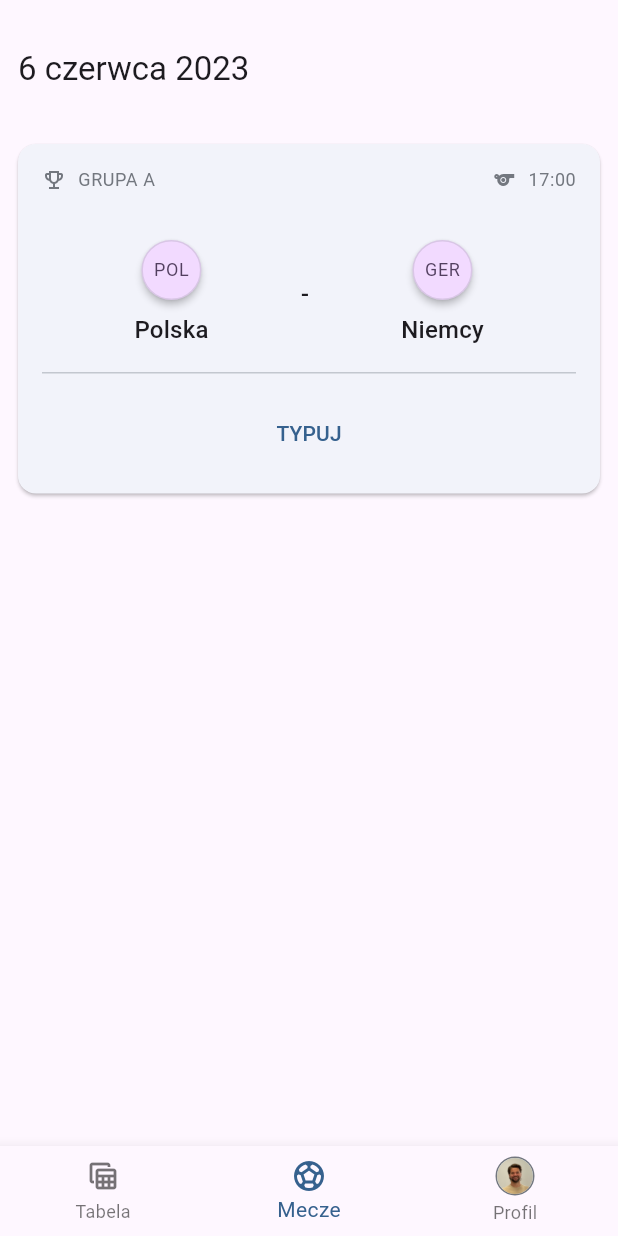
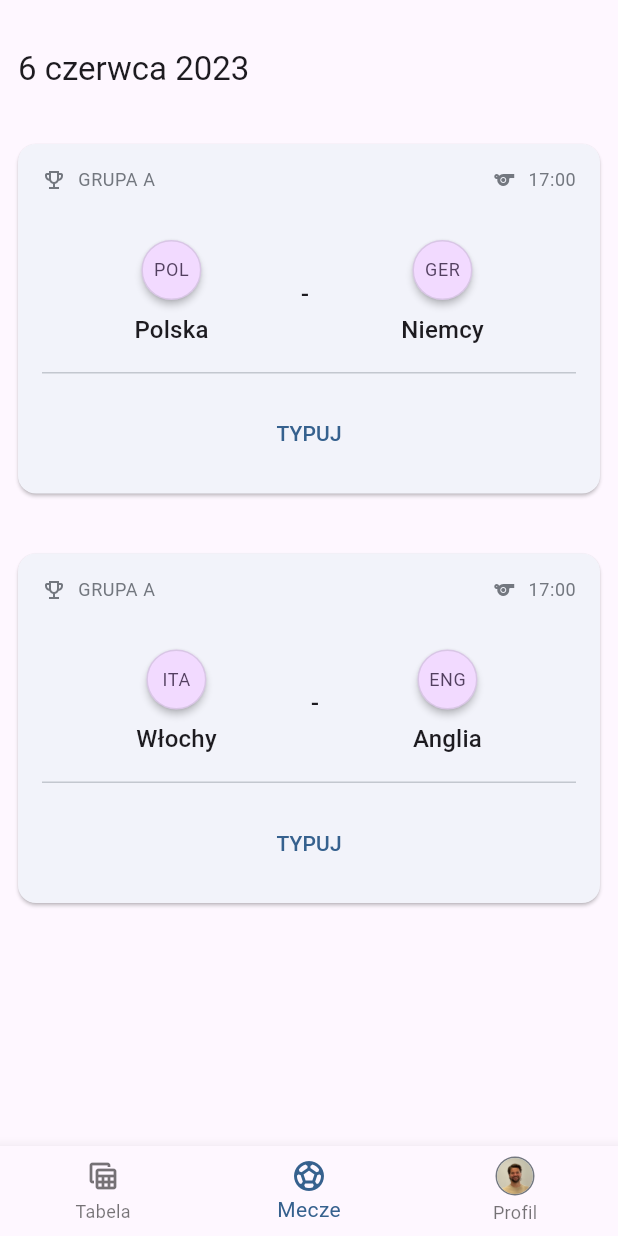
Before and after one commit to krzysztuf/offside, a Flutter app: the screen it shows after launch, item 2 of the bottom bar chosen, on a phone screen of 412 x 824 dp. Run offline on Flutter 3.47's test engine with Material 3 defaults, Android fonts, the light colour scheme and no system bars; our stand-ins replace chopper, flutter_riverpod, freezed_annotation, gap, get_it, go_router and 4 more; generated files the repository leaves out were written again.

Commit message:
Use matches use cases in UI

```diff
--- a/lib/domain/models/match.dart
+++ b/lib/domain/models/match.dart
@@ -16,7 +16,7 @@ class Match with _$Match implements Identifiable {
     MatchResult? result,
   }) = _Match;
 
-  Match._();
+  const Match._();
 
   factory Match.fromJson(Map<String, dynamic> json) => _$MatchFromJson(json);
 
--- a/lib/domain/models/user.dart
+++ b/lib/domain/models/user.dart
@@ -7,7 +7,7 @@ part 'user.g.dart';
 
 @freezed
 class User with _$User implements Identifiable {
-  factory User({
+  const factory User({
     required int id,
     required String name,
     required String surname,
@@ -15,7 +15,7 @@ class User with _$User implements Identifiable {
     String? image,
   }) = _User;
 
-  User._();
+  const User._();
 
   factory User.fromJson(Map<String, dynamic> json) => _$UserFromJson(json);
 
--- a/lib/domain/usecases/matches/get_upcoming_matches.dart
+++ b/lib/domain/usecases/matches/get_upcoming_matches.dart
@@ -4,4 +4,8 @@ class GetUpcomingMatches {
   final Repository<Match> matchesRepository;
 
   GetUpcomingMatches(this.matchesRepository);
+
+  Future<List<Match>> run() {
+    return matchesRepository.all();
+  }
 }
--- a/lib/presentation/pages/home_page/matches_sub_page/match_bet_card.dart
+++ b/lib/presentation/pages/home_page/matches_sub_page/match_bet_card.dart
@@ -3,28 +3,14 @@ import 'package:flutter_riverpod/flutter_riverpod.dart';
 import 'package:gap/gap.dart';
 import 'package:intl/intl.dart';
 import 'package:offside/core/extensions/theme_context_extension.dart';
-import 'package:offside/domain/models/team.dart';
+import 'package:offside/domain/models/match.dart';
 import 'package:offside/presentation/pages/home_page/matches_sub_page/team_badge.dart';
 import 'package:offside/presentation/widgets/muted_information_label.dart';
 
 class MatchBetCard extends ConsumerWidget {
-  final Match? match;
+  final Match match;
 
-  MatchBetCard({super.key, this.match});
-
-  final homeTeam = Team(
-    id: 0,
-    name: 'Polska',
-    abbreviation: 'POL',
-    kickOffDate: DateTime.now(),
-  );
-
-  final awayTeam = Team(
-    id: 0,
-    name: 'Niemcy',
-    abbreviation: 'GER',
-    kickOffDate: DateTime.now(),
-  );
+  MatchBetCard(this.match, {super.key});
 
   @override
   Widget build(BuildContext context, WidgetRef ref) {
@@ -53,9 +39,9 @@ class MatchBetCard extends ConsumerWidget {
               Row(
                 mainAxisAlignment: MainAxisAlignment.spaceEvenly,
                 children: [
-                  TeamBadge(team: homeTeam),
+                  TeamBadge(team: match.homeTeam),
                   Text('-', style: context.textTheme.titleMedium),
-                  TeamBadge(team: awayTeam),
+                  TeamBadge(team: match.awayTeam),
                 ],
               ),
               const Gap(16),
--- a/lib/presentation/pages/home_page/matches_sub_page/matches_sub_page.dart
+++ b/lib/presentation/pages/home_page/matches_sub_page/matches_sub_page.dart
@@ -2,18 +2,35 @@ import 'package:flutter/material.dart';
 import 'package:flutter_riverpod/flutter_riverpod.dart';
 import 'package:gap/gap.dart';
 import 'package:intl/intl.dart';
+import 'package:offside/core/extensions/async_value_widget_builder.dart';
+import 'package:offside/core/extensions/list_with_gaps.dart';
 import 'package:offside/core/extensions/theme_context_extension.dart';
-import 'package:offside/presentation/pages/home_page/matches_sub_page/match_bet_card.dart';
+import 'package:offside/domain/models/match.dart';
+import 'package:offside/presentation/pages/home_page/matches_sub_page/state/upcoming_matches_provider.dart';
 
-class MatchesSubPage extends ConsumerWidget {
+import 'match_bet_card.dart';
+
+class MatchesSubPage extends ConsumerStatefulWidget {
   const MatchesSubPage({super.key});
 
   @override
-  Widget build(BuildContext context, WidgetRef ref) {
+  ConsumerState<ConsumerStatefulWidget> createState() {
+    return _MatchesSubPageState();
+  }
+}
+
+class _MatchesSubPageState extends ConsumerState<MatchesSubPage> {
+  final matchesStore = DataStore(<Match>[]);
+
+  @override
+  Widget build(BuildContext context) {
     return SingleChildScrollView(
       child: Padding(
         padding: const EdgeInsets.symmetric(horizontal: 8.0),
-        child: Column(
+        child: ref.watch(upcomingMatchesProvider).build(
+              store: matchesStore,
+              builder: (matches) {
+                return Column(
                   crossAxisAlignment: CrossAxisAlignment.start,
                   children: [
                     const Gap(32),
@@ -25,8 +42,10 @@ class MatchesSubPage extends ConsumerWidget {
                       ),
                     ),
                     const Gap(32),
-            MatchBetCard(),
+                    ...matches.map((m) => MatchBetCard(m)).withGaps(gapSize: 32).toList(),
                   ],
+                );
+              },
             ),
       ),
     );
--- /dev/null
+++ b/lib/presentation/pages/home_page/matches_sub_page/state/upcoming_matches_provider.dart
@@ -0,0 +1,13 @@
+import 'package:offside/domain/models/match.dart';
+import 'package:offside/domain/usecases/matches/matches_use_cases.dart';
+import 'package:riverpod_annotation/riverpod_annotation.dart';
+
+part 'upcoming_matches_provider.g.dart';
+
+@riverpod
+class UpcomingMatches extends _$UpcomingMatches {
+  @override
+  FutureOr<List<Match>> build() {
+    return ref.read(upcomingMatchesUseCaseProvider).run();
+  }
+}
```
Also changed, not shown: lib/domain/models/user.freezed.dart, lib/presentation/pages/home_page/matches_sub_page/state/upcoming_matches_provider.g.dart (added). Lines whose indentation alone changed are shown as unchanged.
